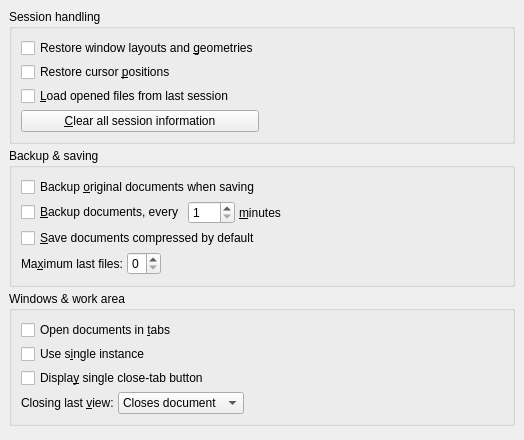
Qt form src/frontends/qt4/ui/PrefDocHandlingUi.ui (cburschka/lyx) before a commit.
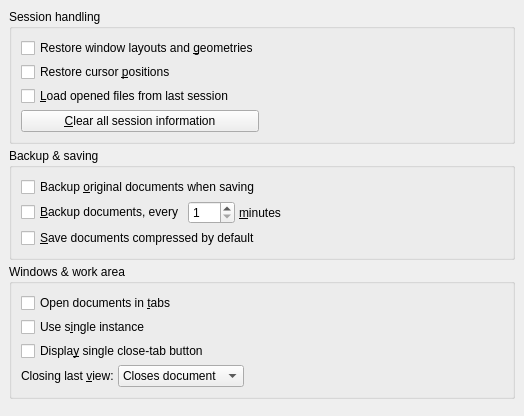
The same form after that commit.

Commit message: Small tweaks to the new pref pane(s)

```diff
--- a/src/frontends/qt4/ui/PrefDocHandlingUi.ui
+++ b/src/frontends/qt4/ui/PrefDocHandlingUi.ui
@@ -7,7 +7,7 @@
     <x>0</x>
     <y>0</y>
     <width>524</width>
-    <height>440</height>
+    <height>416</height>
    </rect>
   </property>
   <property name="sizePolicy">
@@ -146,40 +146,6 @@
         </property>
        </widget>
       </item>
-      <item row="3" column="0">
-       <layout class="QHBoxLayout" name="horizontalLayout_3">
-        <item>
-         <widget class="QLabel" name="lastfilesLA">
-          <property name="text">
-           <string>Ma&amp;ximum last files:</string>
-          </property>
-          <property name="buddy">
-           <cstring>lastfilesSB</cstring>
-          </property>
-         </widget>
-        </item>
-        <item>
-         <widget class="QSpinBox" name="lastfilesSB">
-          <property name="maximum">
-           <number>9</number>
-          </property>
-         </widget>
-        </item>
-        <item>
-         <spacer>
-          <property name="orientation">
-           <enum>Qt::Horizontal</enum>
-          </property>
-          <property name="sizeHint" stdset="0">
-           <size>
-            <width>48</width>
-            <height>20</height>
-           </size>
-          </property>
-         </spacer>
-        </item>
-       </layout>
-      </item>
      </layout>
     </widget>
    </item>
```
Left out of the diff: 4 changed lines with no effect on the pictures. The commit also changes 1 other file.
